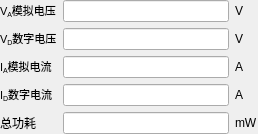
The window that trunk/soft/zebra-tester/qpowermonitor.ui (Quenii/ADCEVM-minor) describes before a commit, drawn with Qt 5.
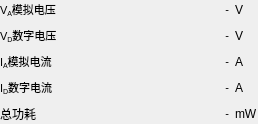
The same window after the commit.

```diff
--- a/trunk/soft/zebra-tester/qpowermonitor.ui
+++ b/trunk/soft/zebra-tester/qpowermonitor.ui
@@ -25,6 +25,12 @@
    </property>
    <item row="0" column="0">
     <widget class="QLabel" name="label_5">
+     <property name="sizePolicy">
+      <sizepolicy hsizetype="Preferred" vsizetype="Preferred">
+       <horstretch>0</horstretch>
+       <verstretch>0</verstretch>
+      </sizepolicy>
+     </property>
      <property name="text">
       <string>&lt;!DOCTYPE HTML PUBLIC &quot;-//W3C//DTD HTML 4.0//EN&quot; &quot;http://www.w3.org/TR/REC-html40/strict.dtd&quot;&gt;
 &lt;html&gt;&lt;head&gt;&lt;meta name=&quot;qrichtext&quot; content=&quot;1&quot; /&gt;&lt;style type=&quot;text/css&quot;&gt;
@@ -34,15 +40,14 @@
      </property>
     </widget>
    </item>
-   <item row="0" column="1">
-    <widget class="QLineEdit" name="lineEdit_4">
-     <property name="readOnly">
-      <bool>true</bool>
-     </property>
-    </widget>
-   </item>
    <item row="0" column="2">
     <widget class="QLabel" name="label_6">
+     <property name="sizePolicy">
+      <sizepolicy hsizetype="Preferred" vsizetype="Preferred">
+       <horstretch>0</horstretch>
+       <verstretch>0</verstretch>
+      </sizepolicy>
+     </property>
      <property name="text">
       <string>V</string>
      </property>
@@ -50,6 +55,12 @@
    </item>
    <item row="1" column="0">
     <widget class="QLabel" name="label_8">
+     <property name="sizePolicy">
+      <sizepolicy hsizetype="Preferred" vsizetype="Preferred">
+       <horstretch>0</horstretch>
+       <verstretch>0</verstretch>
+      </sizepolicy>
+     </property>
      <property name="text">
       <string>&lt;!DOCTYPE HTML PUBLIC &quot;-//W3C//DTD HTML 4.0//EN&quot; &quot;http://www.w3.org/TR/REC-html40/strict.dtd&quot;&gt;
 &lt;html&gt;&lt;head&gt;&lt;meta name=&quot;qrichtext&quot; content=&quot;1&quot; /&gt;&lt;style type=&quot;text/css&quot;&gt;
@@ -59,15 +70,14 @@
      </property>
     </widget>
    </item>
-   <item row="1" column="1">
-    <widget class="QLineEdit" name="lineEdit_3">
-     <property name="readOnly">
-      <bool>true</bool>
-     </property>
-    </widget>
-   </item>
    <item row="1" column="2">
     <widget class="QLabel" name="label_7">
+     <property name="sizePolicy">
+      <sizepolicy hsizetype="Preferred" vsizetype="Preferred">
+       <horstretch>0</horstretch>
+       <verstretch>0</verstretch>
+      </sizepolicy>
+     </property>
      <property name="text">
       <string>V</string>
      </property>
@@ -75,6 +85,12 @@
    </item>
    <item row="2" column="0">
     <widget class="QLabel" name="label_4">
+     <property name="sizePolicy">
+      <sizepolicy hsizetype="Preferred" vsizetype="Preferred">
+       <horstretch>0</horstretch>
+       <verstretch>0</verstretch>
+      </sizepolicy>
+     </property>
      <property name="text">
       <string>&lt;!DOCTYPE HTML PUBLIC &quot;-//W3C//DTD HTML 4.0//EN&quot; &quot;http://www.w3.org/TR/REC-html40/strict.dtd&quot;&gt;
 &lt;html&gt;&lt;head&gt;&lt;meta name=&quot;qrichtext&quot; content=&quot;1&quot; /&gt;&lt;style type=&quot;text/css&quot;&gt;
@@ -84,15 +100,14 @@
      </property>
     </widget>
    </item>
-   <item row="2" column="1">
-    <widget class="QLineEdit" name="lineEdit_2">
-     <property name="readOnly">
-      <bool>true</bool>
-     </property>
-    </widget>
-   </item>
    <item row="2" column="2">
     <widget class="QLabel" name="label_3">
+     <property name="sizePolicy">
+      <sizepolicy hsizetype="Preferred" vsizetype="Preferred">
+       <horstretch>0</horstretch>
+       <verstretch>0</verstretch>
+      </sizepolicy>
+     </property>
      <property name="text">
       <string>A</string>
      </property>
@@ -100,6 +115,12 @@
    </item>
    <item row="3" column="0">
     <widget class="QLabel" name="label">
+     <property name="sizePolicy">
+      <sizepolicy hsizetype="Preferred" vsizetype="Preferred">
+       <horstretch>0</horstretch>
+       <verstretch>0</verstretch>
+      </sizepolicy>
+     </property>
      <property name="text">
       <string>&lt;!DOCTYPE HTML PUBLIC &quot;-//W3C//DTD HTML 4.0//EN&quot; &quot;http://www.w3.org/TR/REC-html40/strict.dtd&quot;&gt;
 &lt;html&gt;&lt;head&gt;&lt;meta name=&quot;qrichtext&quot; content=&quot;1&quot; /&gt;&lt;style type=&quot;text/css&quot;&gt;
@@ -109,15 +130,14 @@
      </property>
     </widget>
    </item>
-   <item row="3" column="1">
-    <widget class="QLineEdit" name="lineEdit">
-     <property name="readOnly">
-      <bool>true</bool>
-     </property>
-    </widget>
-   </item>
    <item row="3" column="2">
     <widget class="QLabel" name="label_2">
+     <property name="sizePolicy">
+      <sizepolicy hsizetype="Preferred" vsizetype="Preferred">
+       <horstretch>0</horstretch>
+       <verstretch>0</verstretch>
+      </sizepolicy>
+     </property>
      <property name="text">
       <string>A</string>
      </property>
@@ -125,25 +145,130 @@
    </item>
    <item row="4" column="0">
     <widget class="QLabel" name="label_10">
+     <property name="sizePolicy">
+      <sizepolicy hsizetype="Preferred" vsizetype="Preferred">
+       <horstretch>0</horstretch>
+       <verstretch>0</verstretch>
+      </sizepolicy>
+     </property>
      <property name="text">
       <string>总功耗</string>
      </property>
     </widget>
    </item>
-   <item row="4" column="1">
-    <widget class="QLineEdit" name="lineEdit_5">
-     <property name="readOnly">
-      <bool>true</bool>
-     </property>
-    </widget>
-   </item>
    <item row="4" column="2">
     <widget class="QLabel" name="label_9">
+     <property name="sizePolicy">
+      <sizepolicy hsizetype="Preferred" vsizetype="Preferred">
+       <horstretch>0</horstretch>
+       <verstretch>0</verstretch>
+      </sizepolicy>
+     </property>
      <property name="text">
       <string>mW</string>
      </property>
     </widget>
    </item>
+   <item row="0" column="1">
+    <widget class="QLabel" name="va">
+     <property name="sizePolicy">
+      <sizepolicy hsizetype="Expanding" vsizetype="Preferred">
+       <horstretch>0</horstretch>
+       <verstretch>0</verstretch>
+      </sizepolicy>
+     </property>
+     <property name="text">
+      <string>&lt;!DOCTYPE HTML PUBLIC &quot;-//W3C//DTD HTML 4.0//EN&quot; &quot;http://www.w3.org/TR/REC-html40/strict.dtd&quot;&gt;
+&lt;html&gt;&lt;head&gt;&lt;meta name=&quot;qrichtext&quot; content=&quot;1&quot; /&gt;&lt;style type=&quot;text/css&quot;&gt;
+p, li { white-space: pre-wrap; }
+&lt;/style&gt;&lt;/head&gt;&lt;body style=&quot; font-family:'MS Shell Dlg 2'; font-size:8.25pt; font-weight:400; font-style:normal;&quot;&gt;
+&lt;p style=&quot; margin-top:0px; margin-bottom:0px; margin-left:0px; margin-right:0px; -qt-block-indent:0; text-indent:0px;&quot;&gt;&lt;span style=&quot; font-size:8pt;&quot;&gt;-&lt;/span&gt;&lt;/p&gt;&lt;/body&gt;&lt;/html&gt;</string>
+     </property>
+     <property name="alignment">
+      <set>Qt::AlignRight|Qt::AlignTrailing|Qt::AlignVCenter</set>
+     </property>
+    </widget>
+   </item>
+   <item row="1" column="1">
+    <widget class="QLabel" name="vd">
+     <property name="sizePolicy">
+      <sizepolicy hsizetype="Expanding" vsizetype="Preferred">
+       <horstretch>0</horstretch>
+       <verstretch>0</verstretch>
+      </sizepolicy>
+     </property>
+     <property name="text">
+      <string>&lt;!DOCTYPE HTML PUBLIC &quot;-//W3C//DTD HTML 4.0//EN&quot; &quot;http://www.w3.org/TR/REC-html40/strict.dtd&quot;&gt;
+&lt;html&gt;&lt;head&gt;&lt;meta name=&quot;qrichtext&quot; content=&quot;1&quot; /&gt;&lt;style type=&quot;text/css&quot;&gt;
+p, li { white-space: pre-wrap; }
+&lt;/style&gt;&lt;/head&gt;&lt;body style=&quot; font-family:'MS Shell Dlg 2'; font-size:8.25pt; font-weight:400; font-style:normal;&quot;&gt;
+&lt;p style=&quot; margin-top:0px; margin-bottom:0px; margin-left:0px; margin-right:0px; -qt-block-indent:0; text-indent:0px;&quot;&gt;&lt;span style=&quot; font-size:8pt;&quot;&gt;-&lt;/span&gt;&lt;/p&gt;&lt;/body&gt;&lt;/html&gt;</string>
+     </property>
+     <property name="alignment">
+      <set>Qt::AlignRight|Qt::AlignTrailing|Qt::AlignVCenter</set>
+     </property>
+    </widget>
+   </item>
+   <item row="2" column="1">
+    <widget class="QLabel" name="ia">
+     <property name="sizePolicy">
+      <sizepolicy hsizetype="Expanding" vsizetype="Preferred">
+       <horstretch>0</horstretch>
+       <verstretch>0</verstretch>
+      </sizepolicy>
+     </property>
+     <property name="text">
+      <string>&lt;!DOCTYPE HTML PUBLIC &quot;-//W3C//DTD HTML 4.0//EN&quot; &quot;http://www.w3.org/TR/REC-html40/strict.dtd&quot;&gt;
+&lt;html&gt;&lt;head&gt;&lt;meta name=&quot;qrichtext&quot; content=&quot;1&quot; /&gt;&lt;style type=&quot;text/css&quot;&gt;
+p, li { white-space: pre-wrap; }
+&lt;/style&gt;&lt;/head&gt;&lt;body style=&quot; font-family:'MS Shell Dlg 2'; font-size:8.25pt; font-weight:400; font-style:normal;&quot;&gt;
+&lt;p style=&quot; margin-top:0px; margin-bottom:0px; margin-left:0px; margin-right:0px; -qt-block-indent:0; text-indent:0px;&quot;&gt;&lt;span style=&quot; font-size:8pt;&quot;&gt;-&lt;/span&gt;&lt;/p&gt;&lt;/body&gt;&lt;/html&gt;</string>
+     </property>
+     <property name="alignment">
+      <set>Qt::AlignRight|Qt::AlignTrailing|Qt::AlignVCenter</set>
+     </property>
+    </widget>
+   </item>
+   <item row="3" column="1">
+    <widget class="QLabel" name="id">
+     <property name="sizePolicy">
+      <sizepolicy hsizetype="Expanding" vsizetype="Preferred">
+       <horstretch>0</horstretch>
+       <verstretch>0</verstretch>
+      </sizepolicy>
+     </property>
+     <property name="text">
+      <string>&lt;!DOCTYPE HTML PUBLIC &quot;-//W3C//DTD HTML 4.0//EN&quot; &quot;http://www.w3.org/TR/REC-html40/strict.dtd&quot;&gt;
+&lt;html&gt;&lt;head&gt;&lt;meta name=&quot;qrichtext&quot; content=&quot;1&quot; /&gt;&lt;style type=&quot;text/css&quot;&gt;
+p, li { white-space: pre-wrap; }
+&lt;/style&gt;&lt;/head&gt;&lt;body style=&quot; font-family:'MS Shell Dlg 2'; font-size:8.25pt; font-weight:400; font-style:normal;&quot;&gt;
+&lt;p style=&quot; margin-top:0px; margin-bottom:0px; margin-left:0px; margin-right:0px; -qt-block-indent:0; text-indent:0px;&quot;&gt;&lt;span style=&quot; font-size:8pt;&quot;&gt;-&lt;/span&gt;&lt;/p&gt;&lt;/body&gt;&lt;/html&gt;</string>
+     </property>
+     <property name="alignment">
+      <set>Qt::AlignRight|Qt::AlignTrailing|Qt::AlignVCenter</set>
+     </property>
+    </widget>
+   </item>
+   <item row="4" column="1">
+    <widget class="QLabel" name="p">
+     <property name="sizePolicy">
+      <sizepolicy hsizetype="Expanding" vsizetype="Preferred">
+       <horstretch>0</horstretch>
+       <verstretch>0</verstretch>
+      </sizepolicy>
+     </property>
+     <property name="text">
+      <string>&lt;!DOCTYPE HTML PUBLIC &quot;-//W3C//DTD HTML 4.0//EN&quot; &quot;http://www.w3.org/TR/REC-html40/strict.dtd&quot;&gt;
+&lt;html&gt;&lt;head&gt;&lt;meta name=&quot;qrichtext&quot; content=&quot;1&quot; /&gt;&lt;style type=&quot;text/css&quot;&gt;
+p, li { white-space: pre-wrap; }
+&lt;/style&gt;&lt;/head&gt;&lt;body style=&quot; font-family:'MS Shell Dlg 2'; font-size:8.25pt; font-weight:400; font-style:normal;&quot;&gt;
+&lt;p style=&quot; margin-top:0px; margin-bottom:0px; margin-left:0px; margin-right:0px; -qt-block-indent:0; text-indent:0px;&quot;&gt;&lt;span style=&quot; font-size:8pt;&quot;&gt;-&lt;/span&gt;&lt;/p&gt;&lt;/body&gt;&lt;/html&gt;</string>
+     </property>
+     <property name="alignment">
+      <set>Qt::AlignRight|Qt::AlignTrailing|Qt::AlignVCenter</set>
+     </property>
+    </widget>
+   </item>
   </layout>
  </widget>
  <layoutdefault spacing="6" margin="11"/>
```
